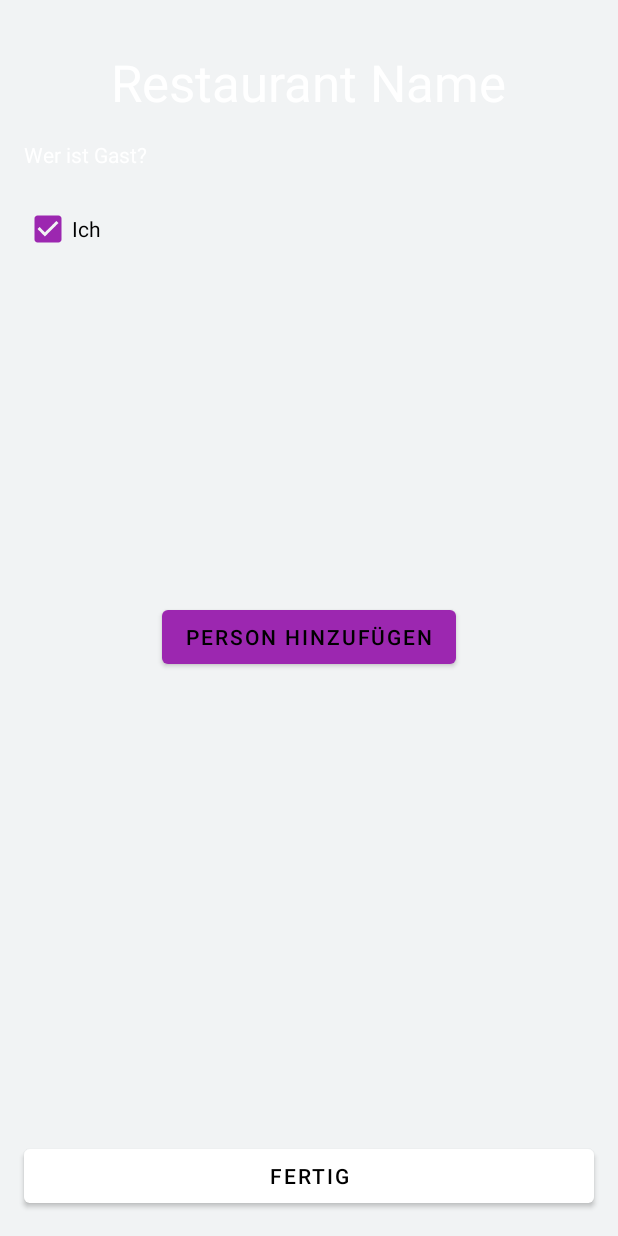
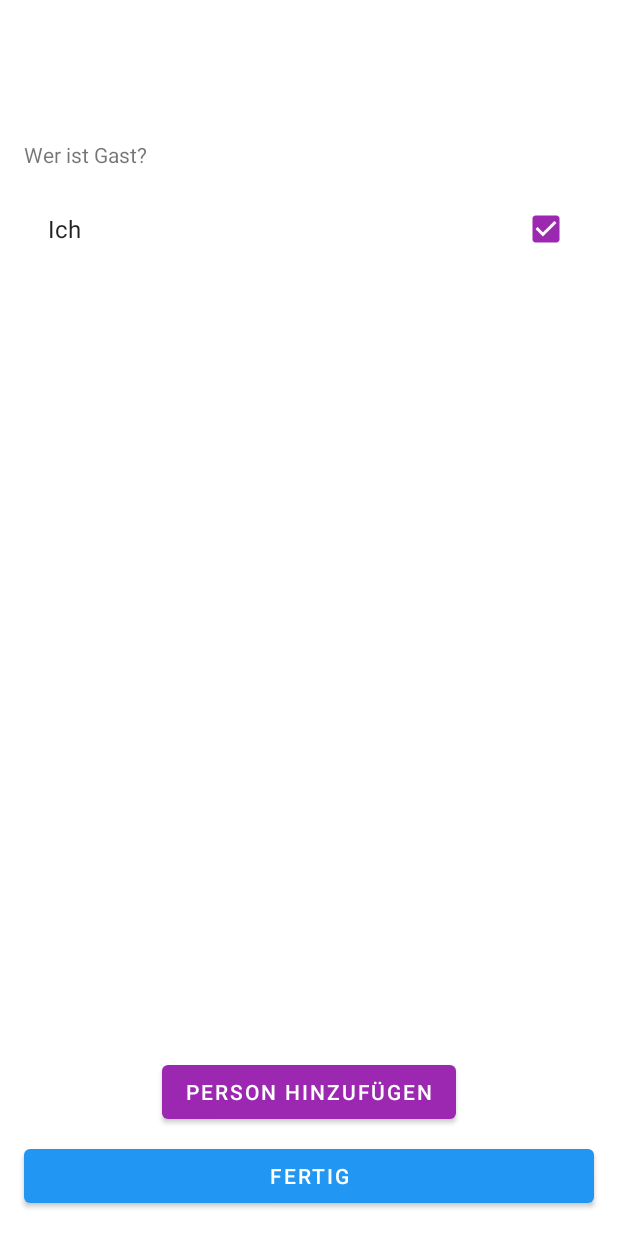
Before and after one commit to ComTols/Hackaton2020, an Android app: the CheckPerson screen opened directly, with no data from a screen before it, on a phone screen of 412 x 824 dp. Run offline under Robolectric (Android 15) with nearby library versions, the phone set to English and light mode, and no system bars; 2 statements that could not run were skipped.

Commit message:
Funktionen CheckPerson und ShowReady hinzugefügt + Fehlerbehebung: QR-Code Scann (light Theme)
-themes.xml zurückgesetzt
--diese Datei hat einen nicht genau definierbaren Fehler produziert. Nach zurücksetzten funktioniert die App wieder einwandfrei
-- Wahrscheinlich war die Hintergrundfarbe auf weiß und der Camera-View wurde mit dieser Farbe anstatt dem Kamera-Bild gefüllt

-CheckPerson Design verbessert
-ShowReady zeigt nun Anzahl korrekt an

```diff
--- a/app/src/main/AndroidManifest.xml
+++ b/app/src/main/AndroidManifest.xml
@@ -18,6 +18,7 @@
 		<activity android:name=".CheckPerson" />
 		<activity android:name=".CreateAccount" />
 		<activity android:name=".HomeScreen" />
+		<activity android:name=".ShowReady" />
 		<activity android:name=".MainActivity">
 			<intent-filter>
 				<action android:name="android.intent.action.MAIN" />
--- a/app/src/main/java/com/example/hackaton2020/CheckPerson.java
+++ b/app/src/main/java/com/example/hackaton2020/CheckPerson.java
@@ -7,14 +7,23 @@ import android.annotation.SuppressLint;
 import android.content.Intent;
 import android.content.SharedPreferences;
 import android.os.Bundle;
+import android.util.SparseBooleanArray;
 import android.view.View;
+import android.widget.ArrayAdapter;
 import android.widget.Button;
 import android.widget.CheckBox;
+import android.widget.ListView;
+import android.widget.TextView;
+
+import java.util.ArrayList;
 
 public class CheckPerson extends AppCompatActivity {
 
-	CheckBox[] otherUsers = new CheckBox[70];
-	ConstraintLayout otherUsersList;
+	ArrayList<String> otherUsers = new ArrayList<>();
+	ListView otherUsersList;
+	Button finishButton;
+	String[] qrResult;
+	TextView headline;
 
 	@SuppressLint("SetTextI18n")
 	@Override
@@ -23,6 +32,7 @@ public class CheckPerson extends AppCompatActivity {
 		setContentView(R.layout.activity_check_person);
 
 		otherUsersList = findViewById(R.id.addPerson_whoIsGuest_otherUsersList);
+		otherUsersList.setChoiceMode(ListView.CHOICE_MODE_MULTIPLE);
 		checkOtherUsersArray();
 
 		Button addPerson = findViewById(R.id.addPerson_addPersonButton);
@@ -32,6 +42,34 @@ public class CheckPerson extends AppCompatActivity {
 				onClickAddPerson();
 			}
 		});
+
+		finishButton = findViewById(R.id.check_finishButton);
+		finishButton.setOnClickListener(new View.OnClickListener() {
+			@Override
+			public void onClick(View v) {
+				onClickFinishButton();
+			}
+		});
+
+		qrResult = getIntent().getStringExtra("qrResult").split("~");
+		headline = findViewById(R.id.checkPerson_restaurantName);
+		headline.setText(qrResult[2]);
+	}
+
+	private void onClickFinishButton() {
+		//TODO: Schreibe Besuchszeit in SharedPreferences
+
+		SparseBooleanArray checked = otherUsersList.getCheckedItemPositions();
+		int countChecked = 0;
+		for(int i = 0; i < otherUsersList.getCount(); i++) {
+			if(checked.get(i)) {
+				countChecked++;
+			}
+		}
+
+		Intent intentShowReady = new Intent(this, ShowReady.class);
+		intentShowReady.putExtra("countCheckedUsers", countChecked);
+		startActivity(intentShowReady);
 	}
 
 	@Override
@@ -43,19 +81,25 @@ public class CheckPerson extends AppCompatActivity {
 	private void checkOtherUsersArray() {
 		System.out.println("Checke auf neue Personen");
 		SharedPreferences accountDetails = getSharedPreferences("accountDetails", MODE_PRIVATE);
-		otherUsers = new CheckBox[70];
+		otherUsers.clear();
 		int i = 0;
 		while(accountDetails.contains("otherUser["+i+"]")) {
-			otherUsers[i] = new CheckBox(getApplicationContext());
-			otherUsers[i].setText(accountDetails.getString("otherUser["+i+"]_forename", "")+ " " + accountDetails.getString("otherUser["+i+"]_forename", ""));
+			otherUsers.add(accountDetails.getString("otherUser["+i+"]_forename", "")+ " " + accountDetails.getString("otherUser["+i+"]_lastname", ""));
 			i++;
 		}
-		otherUsersList.removeAllViews();
-		for (i = 0; i < otherUsers.length; i++) {
-			if(otherUsers[i]!=null) {
-				otherUsersList.addView(otherUsers[i]);
+		otherUsers.add(0, getResources().getString(R.string.checkPerson_whoIsGuest_me));
+		ArrayAdapter arrayAdapter = new ArrayAdapter(this, android.R.layout.simple_list_item_multiple_choice, otherUsers) {
+			@Override
+			public boolean isEnabled(int position) {
+				//Verbiete erstes Item (Ich) zu ändern
+				if(position == 0) {
+					return false;
+				}
+				return super.isEnabled(position);
 			}
-		}
+		};
+		otherUsersList.setAdapter(arrayAdapter);
+		otherUsersList.setItemChecked(0, true);
 	}
 
 	protected void onClickAddPerson() {
--- a/app/src/main/res/layout/activity_check_person.xml
+++ b/app/src/main/res/layout/activity_check_person.xml
@@ -7,11 +7,16 @@
 	tools:context=".CheckPerson">
 
 	<TextView
-		android:id="@+id/addPerson_restaurantName"
+		android:id="@+id/checkPerson_restaurantName"
+		android:gravity="center"
 		android:layout_width="wrap_content"
 		android:layout_height="wrap_content"
+		android:layout_marginStart="16dp"
+		android:layout_marginLeft="16dp"
 		android:layout_marginTop="32dp"
-		android:text="Restaurant Name"
+		android:layout_marginEnd="16dp"
+		android:layout_marginRight="16dp"
+		android:text=""
 		android:textAppearance="@style/TextAppearance.AppCompat.Display1"
 		app:layout_constraintEnd_toEndOf="parent"
 		app:layout_constraintStart_toStartOf="parent"
@@ -26,47 +31,22 @@
 		android:layout_marginTop="16dp"
 		android:text="@string/checkPerson_whoIsGuest"
 		app:layout_constraintStart_toStartOf="parent"
-		app:layout_constraintTop_toBottomOf="@+id/addPerson_restaurantName" />
-
-	<CheckBox
-		android:id="@+id/addPerson_whoIsGuest_me"
-		android:layout_width="wrap_content"
-		android:layout_height="wrap_content"
-		android:layout_marginStart="16dp"
-		android:layout_marginLeft="16dp"
-		android:layout_marginTop="16dp"
-		android:checked="true"
-		android:clickable="false"
-		android:text="@string/checkPerson_whoIsGuest_me"
-		app:layout_constraintStart_toStartOf="parent"
-		app:layout_constraintTop_toBottomOf="@+id/addPerson_whoIsGuest" />
-
-	<androidx.constraintlayout.widget.ConstraintLayout
-		android:id="@+id/addPerson_whoIsGuest_otherUsersList"
-		android:layout_width="match_parent"
-		android:layout_height="200dp"
-		android:layout_marginStart="16dp"
-		android:layout_marginLeft="16dp"
-		android:layout_marginTop="8dp"
-		android:layout_marginEnd="16dp"
-		android:layout_marginRight="16dp"
-		app:layout_constraintEnd_toEndOf="parent"
-		app:layout_constraintStart_toStartOf="parent"
-		app:layout_constraintTop_toBottomOf="@+id/addPerson_whoIsGuest_me"/>
+		app:layout_constraintTop_toBottomOf="@+id/checkPerson_restaurantName" />
 
 	<Button
 		android:id="@+id/addPerson_addPersonButton"
 		android:layout_width="wrap_content"
 		android:layout_height="wrap_content"
-		android:layout_marginTop="16dp"
+		android:layout_marginBottom="8dp"
 		android:text="@string/checkPerson_addPersonButton"
+		android:visibility="visible"
 		app:backgroundTint="@color/accent"
+		app:layout_constraintBottom_toTopOf="@+id/check_finishButton"
 		app:layout_constraintEnd_toEndOf="parent"
-		app:layout_constraintStart_toStartOf="parent"
-		app:layout_constraintTop_toBottomOf="@+id/addPerson_whoIsGuest_otherUsersList" />
+		app:layout_constraintStart_toStartOf="parent" />
 
 	<Button
-		android:id="@+id/addPerson_finishButton"
+		android:id="@+id/check_finishButton"
 		android:layout_width="0dp"
 		android:layout_height="wrap_content"
 		android:layout_marginStart="16dp"
@@ -78,4 +58,21 @@
 		app:layout_constraintBottom_toBottomOf="parent"
 		app:layout_constraintEnd_toEndOf="parent"
 		app:layout_constraintStart_toStartOf="parent" />
+
+	<ListView
+		android:id="@+id/addPerson_whoIsGuest_otherUsersList"
+		android:layout_width="match_parent"
+		android:layout_height="0dp"
+		android:layout_marginStart="16dp"
+		android:layout_marginLeft="16dp"
+		android:layout_marginTop="16dp"
+		android:layout_marginEnd="16dp"
+		android:layout_marginRight="16dp"
+		android:layout_marginBottom="16dp"
+		app:layout_constraintBottom_toTopOf="@+id/addPerson_addPersonButton"
+		app:layout_constraintEnd_toEndOf="parent"
+		app:layout_constraintHorizontal_bias="0.52"
+		app:layout_constraintStart_toStartOf="parent"
+		app:layout_constraintTop_toBottomOf="@+id/addPerson_whoIsGuest" />
+
 </androidx.constraintlayout.widget.ConstraintLayout>
--- a/app/src/main/res/layout/activity_main.xml
+++ b/app/src/main/res/layout/activity_main.xml
@@ -20,7 +20,7 @@
 		android:layout_width="wrap_content"
 		android:layout_height="wrap_content"
 		android:layout_marginBottom="16dp"
-		android:text="No Barcode Detected"
+		android:text="@string/main_codeResult"
 		app:layout_constraintBottom_toBottomOf="parent"
 		app:layout_constraintEnd_toEndOf="parent"
 		app:layout_constraintStart_toStartOf="parent" />
@@ -34,5 +34,6 @@
 		android:layout_marginTop="8dp"
 		app:layout_constraintStart_toStartOf="parent"
 		app:layout_constraintTop_toTopOf="parent"
-		app:srcCompat="@android:drawable/ic_menu_sort_by_size" />
+		app:srcCompat="@android:drawable/ic_menu_sort_by_size"
+		android:contentDescription="@string/main_IconDescription" />
 </androidx.constraintlayout.widget.ConstraintLayout>
--- a/app/src/main/res/layout/activity_show_ready.xml
+++ b/app/src/main/res/layout/activity_show_ready.xml
@@ -55,7 +55,7 @@
 		app:layout_constraintTop_toBottomOf="@+id/textView3" />
 
 	<TextView
-		android:id="@+id/textView8"
+		android:id="@+id/showReady_countUsers"
 		android:layout_width="wrap_content"
 		android:layout_height="wrap_content"
 		android:layout_marginTop="50dp"
@@ -75,7 +75,7 @@
 		android:textColor="@color/white"
 		app:layout_constraintEnd_toEndOf="parent"
 		app:layout_constraintStart_toStartOf="parent"
-		app:layout_constraintTop_toBottomOf="@+id/textView8" />
+		app:layout_constraintTop_toBottomOf="@+id/showReady_countUsers" />
 
 	<Button
 		android:id="@+id/showReady_backBtn"
--- a/app/src/main/res/values/strings.xml
+++ b/app/src/main/res/values/strings.xml
@@ -26,4 +26,6 @@
 	<string name="showReady_personCount">5</string>
 	<string name="showReady_personCountDescription">... Personen registriert.</string>
 	<string name="back">Zurück</string>
+	<string name="main_codeResult">Kein QR-Code gefunden</string>
+	<string name="main_IconDescription">Menu Icon</string>
 </resources>
--- a/app/src/main/res/values/themes.xml
+++ b/app/src/main/res/values/themes.xml
@@ -1,16 +1,16 @@
 <resources xmlns:tools="http://schemas.android.com/tools">
+    <!-- Base application theme. -->
     <style name="Theme.Hackaton2020" parent="Theme.MaterialComponents.DayNight.NoActionBar">
-        <item name="colorPrimary">@color/white</item>
-        <item name="colorPrimaryVariant">@color/lightgray</item>
-        <item name="colorOnPrimary">@color/black</item>
-
+        <!-- Primary brand color. -->
+        <item name="colorPrimary">@color/primary</item>
+        <item name="colorPrimaryVariant">@color/primary_light</item>
+        <item name="colorOnPrimary">@color/white</item>
+        <!-- Secondary brand color. -->
         <item name="colorSecondary">@color/accent</item>
         <item name="colorSecondaryVariant">@color/accent_light</item>
         <item name="colorOnSecondary">@color/black</item>
-
-        <item name="android:statusBarColor" tools:targetApi="l">@color/white</item>
-
-        <item name="android:textColor">@color/white</item>
-        <item name="android:background">@color/lightgray</item>
+        <!-- Status bar color. -->
+        <item name="android:statusBarColor" tools:targetApi="l">?attr/colorPrimaryVariant</item>
+        <!-- Customize your theme here. -->
     </style>
 </resources>
```
Also changed, not shown: app/src/main/java/com/example/hackaton2020/MainActivity.java (+4 -19 lines), app/src/main/java/com/example/hackaton2020/ShowReady.java (+15 -1 lines).
